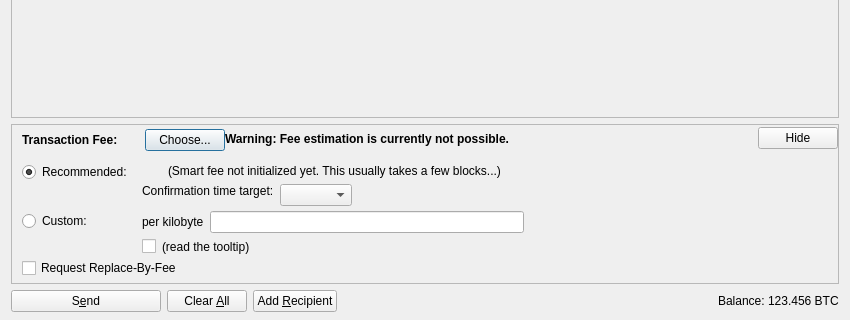
First picture: the form in src/qt/forms/sendcoinsdialog.ui, repository btccom/UnitedBitcoin, before the edit; both pictures show x 0 to 850 and y 206 to 526 of the 850 by 526 pixel window.
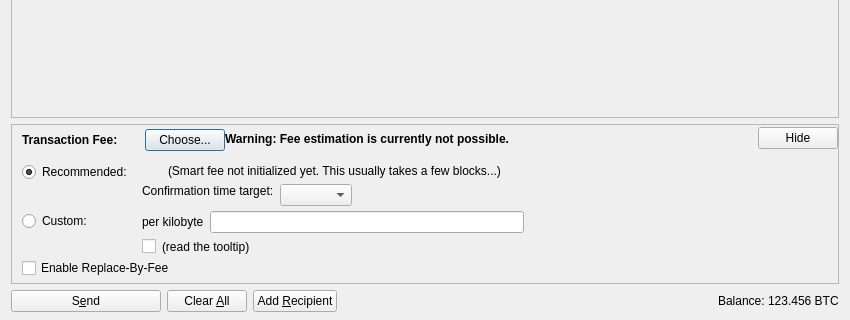
Second picture: the form after the edit. Icons and pictures are not drawn. Custom widgets are drawn as their Qt base class.

```diff
--- a/src/qt/forms/sendcoinsdialog.ui
+++ b/src/qt/forms/sendcoinsdialog.ui
@@ -1108,7 +1108,7 @@
            <item>
             <widget class="QCheckBox" name="optInRBF">
              <property name="text">
-              <string>Request Replace-By-Fee</string>
+              <string>Enable Replace-By-Fee</string>
              </property>
              <property name="toolTip">
               <string>Indicates that the sender may wish to replace this transaction with a new one paying higher fees (prior to being confirmed).</string>
```
Left out of the diff: 2 changed lines with no effect on the pictures.
